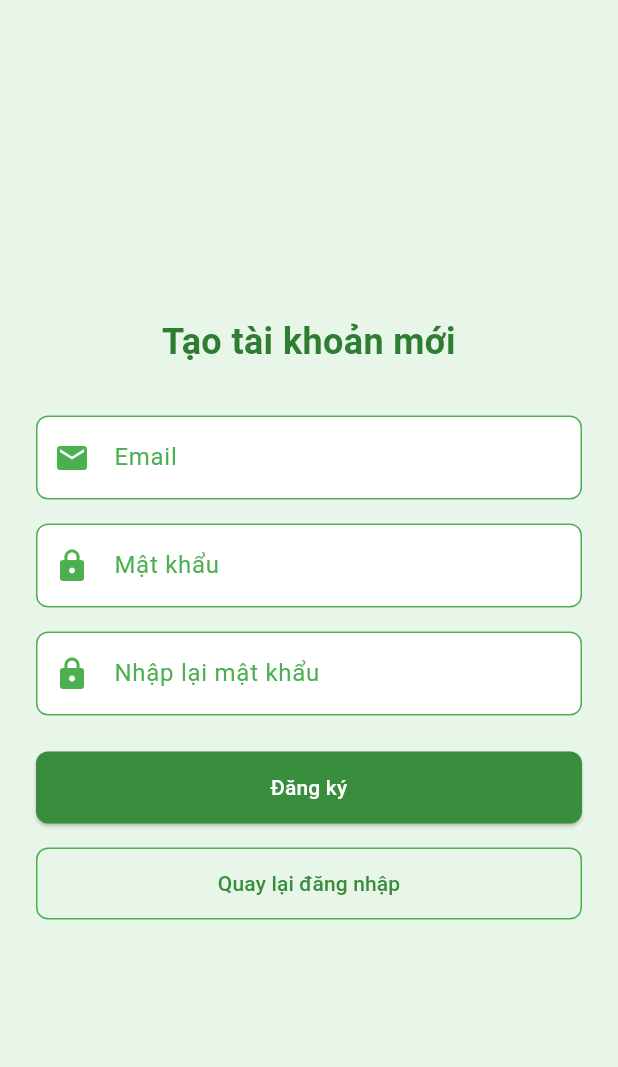
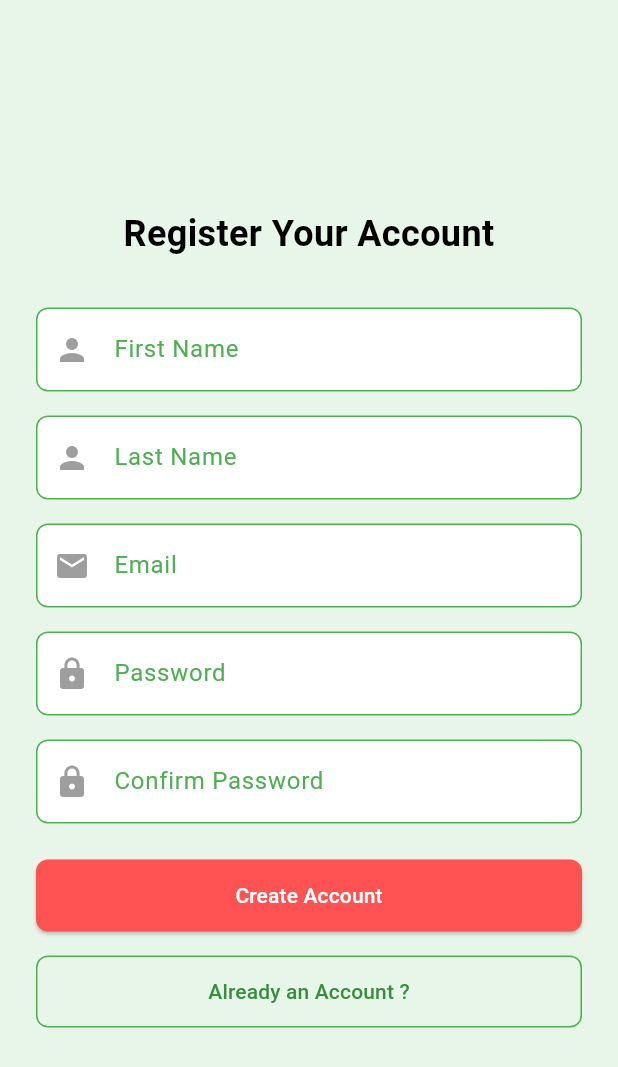
Before and after one commit to trantranloc/flutter_shop, a Flutter app: the RegisterScreen screen opened directly, on a phone screen of 412 x 824 dp. Shown: the top 1067 px of the screen. Run offline on Flutter 3.47's test engine with Material 3 defaults, Android fonts, the phone set to English and light mode, and no system bars; our stand-ins replace dio, shared_preferences; accounts and stored records are empty; network calls fail.

Commit message:
login-register-flutter

```diff
--- a/lib/screens/home_screen.dart
+++ b/lib/screens/home_screen.dart
@@ -23,7 +23,7 @@ class _HomeScreenState extends State<HomeScreen> {
   }
 
   Future<void> _fetchProducts() async {
-    final response = await http.get(Uri.parse('YOUR_API_ENDPOINT/products'));
+    final response = await http.get(Uri.parse('https://express-lirisflora-api.onrender.com/api/products'));
 
     if (response.statusCode == 200) {
       setState(() {
--- a/lib/screens/profile_screen.dart
+++ b/lib/screens/profile_screen.dart
@@ -1,4 +1,5 @@
 import 'package:flutter/material.dart';
+import 'package:flutter_shop/screens/register_screen.dart';
 import 'package:http/http.dart' as http;
 import 'dart:convert';
 
@@ -35,7 +36,7 @@ class _ProfileScreenState extends State<ProfileScreen> {
         Future.delayed(Duration.zero, () {
           Navigator.pushReplacement(
             context,
-            MaterialPageRoute(builder: (context) => LoginScreen()),
+            MaterialPageRoute(builder: (context) => RegisterScreen()),
           );
         });
       }
@@ -45,7 +46,7 @@ class _ProfileScreenState extends State<ProfileScreen> {
       Future.delayed(Duration.zero, () {
         Navigator.pushReplacement(
           context,
-          MaterialPageRoute(builder: (context) => LoginScreen()),
+          MaterialPageRoute(builder: (context) => RegisterScreen()),
         );
       });
     }
--- a/lib/screens/register_screen.dart
+++ b/lib/screens/register_screen.dart
@@ -1,5 +1,7 @@
+import 'dart:convert';
 import 'package:flutter/material.dart';
-import 'package:http/http.dart' as http;
+import 'package:flutter_shop/screens/login_screen.dart';
+import 'package:flutter_shop/services/login_register_service.dart';
 import '../styles/app_styles.dart';
 
 class RegisterScreen extends StatefulWidget {
@@ -10,46 +12,47 @@ class RegisterScreen extends StatefulWidget {
 }
 
 class _RegisterScreenState extends State<RegisterScreen> {
+  final _firstNameController = TextEditingController();
+  final _lastNameController = TextEditingController();
   final _emailController = TextEditingController();
   final _passwordController = TextEditingController();
   final _confirmPasswordController = TextEditingController();
+
   bool _isLoading = false;
   String? _emailError;
   String? _passwordError;
   String? _confirmPasswordError;
 
+  final RegisterLoginService _registerLoginService = RegisterLoginService();
+
   Future<void> _register() async {
+    String firstName = _firstNameController.text.trim();
+    String lastName = _lastNameController.text.trim();
     String email = _emailController.text.trim();
     String password = _passwordController.text.trim();
     String confirmPassword = _confirmPasswordController.text.trim();
 
+    // Kiểm tra lỗi nhập liệu
     setState(() {
       _emailError = email.isEmpty ? "Email không được để trống!" : null;
-      _passwordError =
-          password.isEmpty ? "Mật khẩu không được để trống!" : null;
-      _confirmPasswordError =
-          confirmPassword.isEmpty
-              ? "Nhập lại mật khẩu không được để trống!"
-              : null;
+      _passwordError = password.isEmpty ? "Mật khẩu không được để trống!" : null;
+      _confirmPasswordError = confirmPassword.isEmpty ? "Nhập lại mật khẩu không được để trống!" : null;
     });
 
-    if (_emailError != null ||
-        _passwordError != null ||
-        _confirmPasswordError != null) {
-      return; // Nếu có lỗi, dừng quá trình đăng ký
+    if (_emailError != null || _passwordError != null || _confirmPasswordError != null) {
+      return;
     }
 
     // Kiểm tra định dạng email
-    if (!RegExp(r'^[a-zA-Z0-9._%+-]+@gmail\.com$').hasMatch(email)) {
-      setState(() => _emailError = "Email phải có đuôi @gmail.com!");
+    if (!RegExp(r'^[a-zA-Z0-9._%+-]+@[a-zA-Z0-9.-]+\.[a-zA-Z]{2,}$').hasMatch(email)) {
+      setState(() => _emailError = "Email không hợp lệ!");
       return;
     }
 
     // Kiểm tra độ dài & điều kiện mật khẩu
-    if (password.length < 3 ||
-        !RegExp(r'^(?=.*[A-Z])(?=.*\d).+$').hasMatch(password)) {
+    if (password.length < 8 || !RegExp(r'^(?=.*[A-Z])(?=.*\d).+$').hasMatch(password)) {
       setState(() {
-        _passwordError = "Mật khẩu ít nhất 3 ký tự, chứa 1 số và 1 chữ in hoa!";
+        _passwordError = "Mật khẩu ít nhất 6 ký tự, chứa 1 số và 1 chữ in hoa!";
       });
       return;
     }
@@ -62,24 +65,32 @@ class _RegisterScreenState extends State<RegisterScreen> {
 
     setState(() => _isLoading = true);
 
-    final response = await http.post(
-      Uri.parse('https://676bfddfbc36a202bb866149.mockapi.io/api/v1/users'),
-      body: {'email': email, 'password': password},
+    try {
+      final response = await _registerLoginService.registerUser(
+        firstName: firstName,
+        lastName: lastName,
+        email: email,
+        password: password,
+        confirmPassword: confirmPassword,
       );
 
       setState(() => _isLoading = false);
+      final responseData = response.data;
 
-    if (response.statusCode == 201) {
+      if (response.statusCode == 200) {
         ScaffoldMessenger.of(context).showSnackBar(
-        SnackBar(
-          content: Text("Đăng ký thành công!"),
-          backgroundColor: Colors.green,
-        ),
+          SnackBar(content: Text("Đăng ký thành công!"), backgroundColor: Colors.green),
         );
         Navigator.pop(context);
       } else {
         ScaffoldMessenger.of(context).showSnackBar(
-        SnackBar(content: Text("Lỗi đăng ký!"), backgroundColor: Colors.red),
+          SnackBar(content: Text(responseData['error'] ?? "Lỗi đăng ký!"), backgroundColor: Colors.red),
+        );
+      }
+    } catch (e) {
+      setState(() => _isLoading = false);
+      ScaffoldMessenger.of(context).showSnackBar(
+        SnackBar(content: Text("Lỗi kết nối đến server!"), backgroundColor: Colors.red),
       );
     }
   }
@@ -91,25 +102,42 @@ class _RegisterScreenState extends State<RegisterScreen> {
       body: Center(
         child: Padding(
           padding: const EdgeInsets.all(24),
+          child: SingleChildScrollView(
             child: Column(
               mainAxisSize: MainAxisSize.min,
               crossAxisAlignment: CrossAxisAlignment.stretch,
               children: [
                 Text(
-                "Tạo tài khoản mới",
+                  "Register Your Account",
                   textAlign: TextAlign.center,
                   style: TextStyle(
                     fontSize: 24,
                     fontWeight: FontWeight.bold,
-                  color: Colors.green[800],
+                    color: Colors.black,
                   ),
                 ),
                 SizedBox(height: 32),
                 TextField(
+                  controller: _firstNameController,
+                  decoration: AppStyles.inputDecoration.copyWith(
+                    labelText: 'First Name',
+                    prefixIcon: Icon(Icons.person, color: Colors.grey),
+                  ),
+                ),
+                SizedBox(height: 16),
+                TextField(
+                  controller: _lastNameController,
+                  decoration: AppStyles.inputDecoration.copyWith(
+                    labelText: 'Last Name',
+                    prefixIcon: Icon(Icons.person, color: Colors.grey),
+                  ),
+                ),
+                SizedBox(height: 16),
+                TextField(
                   controller: _emailController,
                   decoration: AppStyles.inputDecoration.copyWith(
                     labelText: 'Email',
-                  prefixIcon: Icon(Icons.email, color: Colors.green),
+                    prefixIcon: Icon(Icons.email, color: Colors.grey),
                     errorText: _emailError,
                   ),
                 ),
@@ -117,8 +145,8 @@ class _RegisterScreenState extends State<RegisterScreen> {
                 TextField(
                   controller: _passwordController,
                   decoration: AppStyles.inputDecoration.copyWith(
-                  labelText: 'Mật khẩu',
-                  prefixIcon: Icon(Icons.lock, color: Colors.green),
+                    labelText: 'Password',
+                    prefixIcon: Icon(Icons.lock, color: Colors.grey),
                     errorText: _passwordError,
                   ),
                   obscureText: true,
@@ -127,8 +155,8 @@ class _RegisterScreenState extends State<RegisterScreen> {
                 TextField(
                   controller: _confirmPasswordController,
                   decoration: AppStyles.inputDecoration.copyWith(
-                  labelText: 'Nhập lại mật khẩu',
-                  prefixIcon: Icon(Icons.lock, color: Colors.green),
+                    labelText: 'Confirm Password',
+                    prefixIcon: Icon(Icons.lock, color: Colors.grey),
                     errorText: _confirmPasswordError,
                   ),
                   obscureText: true,
@@ -136,19 +164,24 @@ class _RegisterScreenState extends State<RegisterScreen> {
                 SizedBox(height: 24),
                 ElevatedButton(
                   onPressed: _isLoading ? null : _register,
-                style: AppStyles.greenButton,
-                child:
-                    _isLoading
+                  style: AppStyles.redButton,
+                  child: _isLoading
                       ? CircularProgressIndicator(color: Colors.white)
-                        : Text("Đăng ký"),
+                      : Text("Create Account"),
                 ),
                 SizedBox(height: 16),
                 OutlinedButton(
-                onPressed: () => Navigator.pop(context),
+                  onPressed: () {
+                    Navigator.pushReplacement(
+                      context,
+                      MaterialPageRoute(builder: (context) => LoginScreen()), // Chuyển hướng tới trang đăng nhập
+                    );
+                  },
                   style: AppStyles.outlinedGreenButton,
-                child: Text("Quay lại đăng nhập"),
+                  child: Text("Already an Account ?"),
+                )
+              ],
             ),
-            ],
           ),
         ),
       ),
--- a/lib/styles/app_styles.dart
+++ b/lib/styles/app_styles.dart
@@ -28,4 +28,10 @@ class AppStyles {
     padding: EdgeInsets.symmetric(vertical: 14),
     shape: RoundedRectangleBorder(borderRadius: BorderRadius.circular(8)),
   );
+  static final redButton = ElevatedButton.styleFrom(
+    backgroundColor: Colors.redAccent,
+    foregroundColor: Colors.white,
+    padding: EdgeInsets.symmetric(vertical: 14),
+    shape: RoundedRectangleBorder(borderRadius: BorderRadius.circular(8)),
+  );
 }
--- a/pubspec.yaml
+++ b/pubspec.yaml
@@ -40,6 +40,9 @@ dependencies:
   font_awesome_flutter: ^10.8.0
   google_fonts: ^6.2.1
   dio: ^5.8.0+1
+  flutter_secure_storage: ^9.0.0
+  shared_preferences: ^2.2.2
+
 
 dev_dependencies:
   flutter_test:
```
Also changed, not shown: lib/screens/login_screen.dart (+49 -36 lines), lib/services/api_service.dart (+25 -4 lines), lib/services/login_register_service.dart (added, +66 -0 lines), pubspec.lock, 5 other files. Lines whose indentation alone changed are shown as unchanged.
